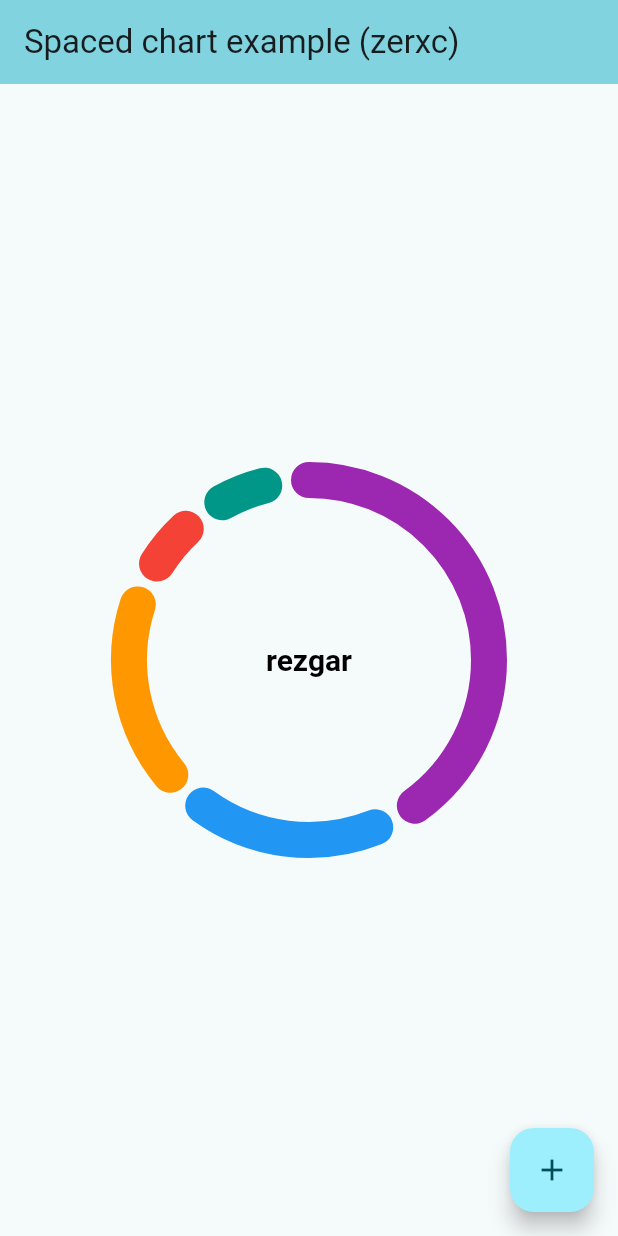
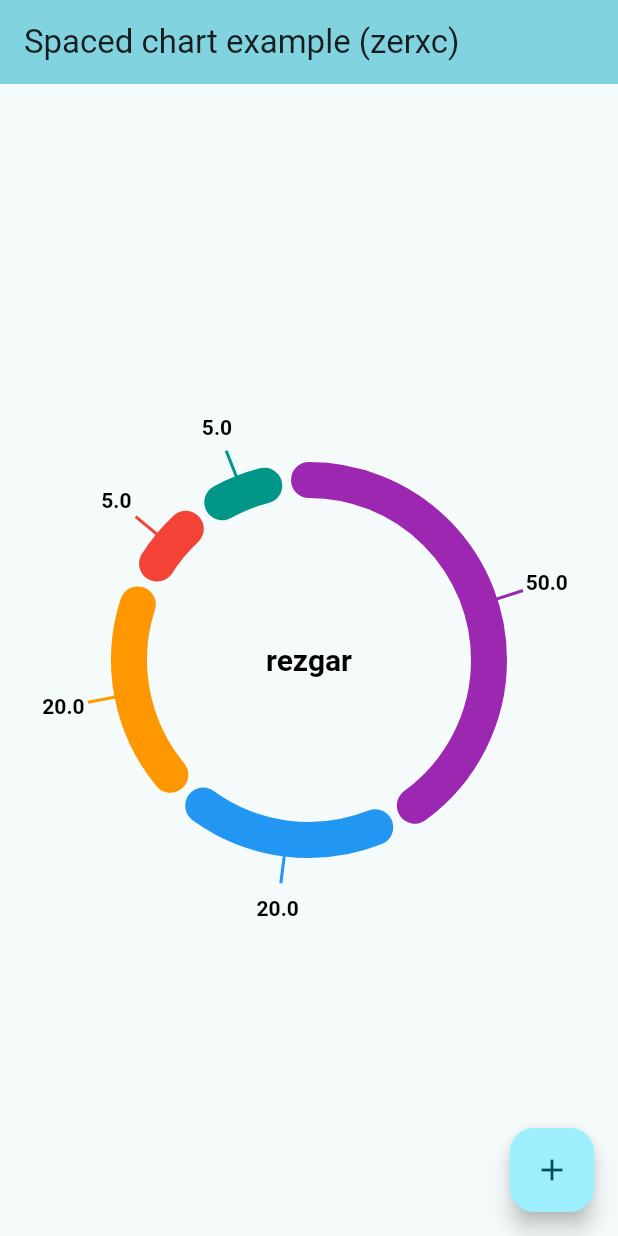
Before and after one commit to Rezgar01m/pie_chart_sz, a Flutter app: the screen it shows after launch, on a phone screen of 412 x 824 dp. Run offline on Flutter 3.47's test engine with Material 3 defaults, Android fonts, the phone set to English and light mode, and no system bars.

Commit message:
chor:example and changeloghas been updated

```diff
--- a/example/lib/main.dart
+++ b/example/lib/main.dart
@@ -1,6 +1,7 @@
 import 'package:flutter/material.dart';
 import 'package:pie_chart_sz/ValueSettings.dart';
 import 'package:pie_chart_sz/pie_chart_sz.dart';
+
 void main() {
   runApp(const MyApp());
 }
@@ -78,13 +79,7 @@ class _MyHomePageState extends State<MyHomePage> {
       Colors.teal,
     ];
 
-    List<double>? values = [
-      50,
-      20,
-      20,
-      5,
-      5,
-    ];
+    List<double>? values = [50, 20, 20, 5, 5];
     // This method is rerun every time setState is called, for instance as done
     // by the _incrementCounter method above.
     //
@@ -120,13 +115,25 @@ class _MyHomePageState extends State<MyHomePage> {
           // wireframe for each widget.
           mainAxisAlignment: MainAxisAlignment.center,
           children: <Widget>[
-          PieChartSz(
-          colors: colors,
-          values: values,
-            gapSize: 0.2,
-            centerText: "rezgar",
-            valueSettings: Valuesettings(showValues: false),
-        )
+            PieChartSz(
+              colors: colors,
+              values: values,
+              gapSize: 0.2,
+              centerText: "rezgar",
+              centerTextStyle: TextStyle(
+                fontSize: 20,
+                fontWeight: FontWeight.bold,
+                color: Colors.black,
+              ),
+              valueSettings: Valuesettings(
+                showValues: true,
+                ValueTextStyle: TextStyle(
+                  fontSize: 14,
+                  fontWeight: FontWeight.bold,
+                  color: Colors.black,
+                ),
+              ),
+            ),
           ],
         ),
       ),
```
Also changed, not shown: 1 other file.
